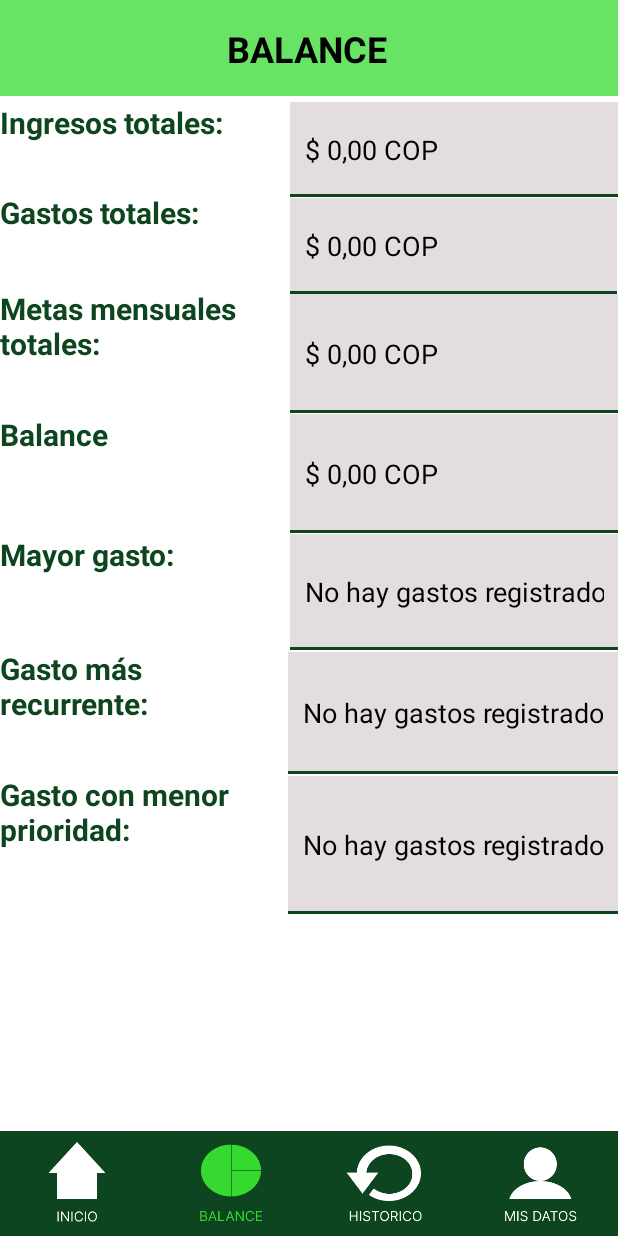
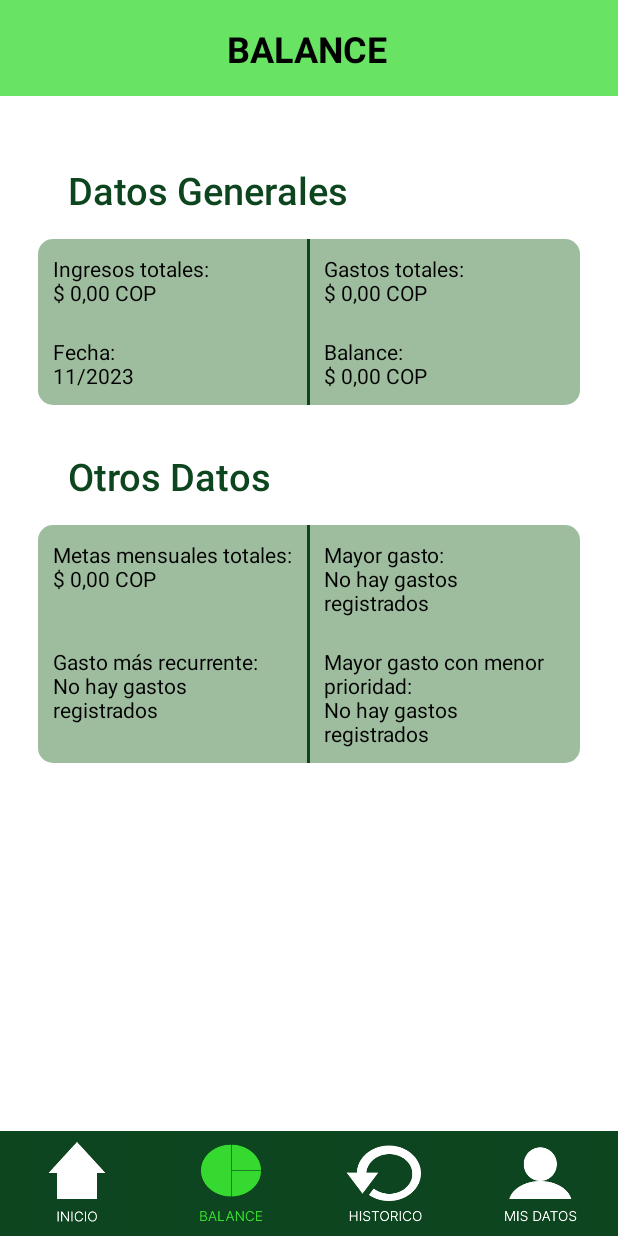
Before and after one commit to cristoferOrdonez/FinancePal, an Android app: the Balance screen opened directly, with no data from a screen before it, on a phone screen of 412 x 824 dp. Run offline under Robolectric (Android 15) with nearby library versions, the phone set to English and light mode, and no system bars; 6 statements that could not run were skipped.

Commit message:
Modifique la parte grafica del balance

```diff
--- a/app/src/main/java/com/example/financepal/Balance.java
+++ b/app/src/main/java/com/example/financepal/Balance.java
@@ -17,15 +17,18 @@ import com.example.financepal.entidades.Usuario;
 import com.example.financepal.entidades.UsuarioGastos;
 
 import java.text.NumberFormat;
+import java.util.Calendar;
+import java.util.GregorianCalendar;
 import java.util.List;
 import java.util.Locale;
+import android.widget.TextView;
 
 public class Balance extends AppCompatActivity {
 
     String correoElectronicoS;
     ImageView botonInicio, botonHistorico, botonMisDatos;
 
-    EditText espacioIngresosTotales, espacioGastoTotales, espacioMetasMensualesTotales, espacioBalance, espacioMayorGasto, espacioGastoMasRecurrente, espacioGastoMenorPrioridad;
+    TextView espacioIngresosTotales, espacioGastoTotales, espacioMetasMensualesTotales, espacioBalance, espacioMayorGasto, espacioGastoMasRecurrente, espacioGastoMenorPrioridad, espacioFecha;
 
     @Override
     protected void onCreate(Bundle savedInstanceState) {
@@ -51,42 +54,38 @@ public class Balance extends AppCompatActivity {
         espacioMayorGasto = findViewById(R.id.espacioMayorGasto); ///
         espacioGastoMasRecurrente = findViewById(R.id.espacioGastoMasRecurrente);
         espacioGastoMenorPrioridad = findViewById(R.id.espacioGastoMenorPrioridad);
+        espacioFecha = findViewById(R.id.textViewFechaBALANCE);
 
-        espacioIngresosTotales.setInputType(InputType.TYPE_NULL);
-        espacioGastoTotales.setInputType(InputType.TYPE_NULL);
-        espacioMetasMensualesTotales.setInputType(InputType.TYPE_NULL);
-        espacioBalance.setInputType(InputType.TYPE_NULL);
-        espacioMayorGasto.setInputType(InputType.TYPE_NULL);
-        espacioGastoMasRecurrente.setInputType(InputType.TYPE_NULL);
-        espacioGastoMenorPrioridad.setInputType(InputType.TYPE_NULL);
+        GregorianCalendar calendario = new GregorianCalendar();
 
+        espacioFecha.setText("Fecha:\n" + (calendario.get(Calendar.MONTH) + 1) + "/" + calendario.get(Calendar.YEAR));
 
         NumberFormat col = NumberFormat.getCurrencyInstance(new Locale("es", "CO"));
 
 
         DbNombreMetas dbNombreMetas = new DbNombreMetas(this);
         Double montomensualmetas = dbNombreMetas.sumarMontosMensuales(correoElectronicoS);
-        espacioMetasMensualesTotales.setText((col.format(montomensualmetas)) + " COP");
+        espacioMetasMensualesTotales.setText("Metas mensuales totales:\n" + (col.format(montomensualmetas)) + " COP");
 
 
         DbIngresos dbIngresos = new DbIngresos(this);
         Long montoMensualIngresos = dbIngresos.obtenerIngresosTotales(correoElectronicoS);
-        espacioIngresosTotales.setText(col.format(montoMensualIngresos) + " COP");
+        espacioIngresosTotales.setText("Ingresos totales:\n" + col.format(montoMensualIngresos) + " COP");
 
         DbGastos dbGastos = new DbGastos(this);
         long totalGastos = dbGastos.mostrarGastosTotales(correoElectronicoS);
-        espacioGastoTotales.setText((col.format(totalGastos)) + " COP");
+        espacioGastoTotales.setText("Gastos totales:\n" + (col.format(totalGastos)) + " COP");
 
-        espacioBalance.setText(col.format(montoMensualIngresos - totalGastos) + " COP");
+        espacioBalance.setText("Balance:\n" + col.format(montoMensualIngresos - totalGastos) + " COP");
 
 
         UsuarioGastos gastoAltoUsuario = (dbGastos.gastoMasAlto(correoElectronicoS));
         if (gastoAltoUsuario != null) {
             String nombreGastoMasAlto = gastoAltoUsuario.getNombregasto();
             int cantGastoMasAlto = gastoAltoUsuario.getMontogasto();
-            espacioMayorGasto.setText(nombreGastoMasAlto + "\n" + (col.format(cantGastoMasAlto) + " COL"));
+            espacioMayorGasto.setText("Mayor gasto:\n" + nombreGastoMasAlto + "\n" + (col.format(cantGastoMasAlto) + " COL"));
         } else {
-            espacioMayorGasto.setText("No hay gastos registrados");
+            espacioMayorGasto.setText("Mayor gasto:\nNo hay gastos registrados");
         }
 
 
@@ -94,9 +93,9 @@ public class Balance extends AppCompatActivity {
         if (gastoRecurrenteUsuario != null) {
             String nombreGastoMasRecurrente = gastoRecurrenteUsuario.getNombregasto();
             int cantGastoMasREcurrente = gastoRecurrenteUsuario.getMontogasto()*gastoRecurrenteUsuario.getRecurrenciagasto();
-            espacioGastoMasRecurrente.setText(nombreGastoMasRecurrente+"\n"+(col.format(cantGastoMasREcurrente) + " COL"));
+            espacioGastoMasRecurrente.setText("Gasto más recurrente:\n" + nombreGastoMasRecurrente+"\n"+(col.format(cantGastoMasREcurrente) + " COL"));
         } else {
-            espacioGastoMasRecurrente.setText("No hay gastos registrados");
+            espacioGastoMasRecurrente.setText("Gasto más recurrente:\nNo hay gastos registrados");
         }
 
 /*
@@ -118,9 +117,9 @@ public class Balance extends AppCompatActivity {
         if (gastoPrioridad != null) {
             String nombreGastoMasPrioridad = gastoPrioridad.getNombregasto();
             int cantGastoMasPrioridad = gastoPrioridad.getMontogasto();
-            espacioGastoMenorPrioridad.setText(nombreGastoMasPrioridad+"\n"+(col.format(cantGastoMasPrioridad) + " COL"));
+            espacioGastoMenorPrioridad.setText("Mayor gasto con menor prioridad:\n" + nombreGastoMasPrioridad+"\n"+(col.format(cantGastoMasPrioridad) + " COL"));
         } else {
-            espacioGastoMenorPrioridad.setText("No hay gastos registrados");
+            espacioGastoMenorPrioridad.setText("Mayor gasto con menor prioridad:\nNo hay gastos registrados");
         }
 
 
--- /dev/null
+++ b/app/src/main/res/drawable/backgraund_botones_izquierdos_superior.xml
@@ -0,0 +1,31 @@
+<?xml version="1.0" encoding="utf-8"?>
+<layer-list xmlns:android="http://schemas.android.com/apk/res/android">
+
+    <item>
+        <shape android:shape="rectangle">
+            <solid android:color="@color/verdeOscuro" />
+            <corners android:topLeftRadius="10dp" />
+        </shape>
+    </item>
+
+    <item
+        android:left="0dp"
+        android:top="0dp"
+        android:right="1dp"
+        android:bottom="0dp"
+        >
+        <shape
+            android:layout_width="wrap_content"
+            android:layout_height="wrap_content"
+            android:shape="rectangle">
+            <padding
+                android:bottom="10dp"
+                android:left="10dp"
+                android:right="10dp"
+                android:top="10dp" />
+            <corners android:topLeftRadius="10dp" />
+            <solid android:color="@color/verdeBotones" />
+        </shape>
+    </item>
+
+</layer-list>
--- /dev/null
+++ b/app/src/main/res/drawable/background_botones_derechos_inferior.xml
@@ -0,0 +1,29 @@
+<?xml version="1.0" encoding="utf-8"?>
+<layer-list xmlns:android="http://schemas.android.com/apk/res/android">
+
+    <item>
+        <shape android:shape="rectangle">
+            <solid android:color="@color/verdeOscuro" />
+            <corners android:bottomRightRadius="10dp" />
+        </shape>
+    </item>
+
+    <item
+        android:left="1dp"
+        android:top="0dp"
+        android:right="0dp"
+        android:bottom="0dp"
+        >
+        <shape android:shape="rectangle">
+            <padding
+                android:bottom="10dp"
+                android:left="10dp"
+                android:right="10dp"
+                android:top="10dp"
+                />
+            <corners android:bottomRightRadius="10dp"/>
+            <solid android:color="@color/verdeBotones" />
+        </shape>
+    </item>
+
+</layer-list>
--- /dev/null
+++ b/app/src/main/res/drawable/background_botones_derechos_superior.xml
@@ -0,0 +1,29 @@
+<?xml version="1.0" encoding="utf-8"?>
+<layer-list xmlns:android="http://schemas.android.com/apk/res/android">
+
+    <item>
+        <shape android:shape="rectangle">
+            <solid android:color="@color/verdeOscuro" />
+            <corners android:topRightRadius="10dp" />
+        </shape>
+    </item>
+
+    <item
+        android:left="1dp"
+        android:top="0dp"
+        android:right="0dp"
+        android:bottom="0dp"
+        >
+        <shape android:shape="rectangle">
+            <padding
+                android:bottom="10dp"
+                android:left="10dp"
+                android:right="10dp"
+                android:top="10dp"
+                />
+            <corners android:topRightRadius="10dp"/>
+            <solid android:color="@color/verdeBotones" />
+        </shape>
+    </item>
+
+</layer-list>
--- /dev/null
+++ b/app/src/main/res/drawable/background_botones_izquierdo_inferior.xml
@@ -0,0 +1,29 @@
+<?xml version="1.0" encoding="utf-8"?>
+<layer-list xmlns:android="http://schemas.android.com/apk/res/android">
+
+    <item>
+        <shape android:shape="rectangle">
+            <solid android:color="@color/verdeOscuro" />
+            <corners android:bottomLeftRadius="10dp" />
+        </shape>
+    </item>
+
+    <item
+        android:left="0dp"
+        android:top="0dp"
+        android:right="1dp"
+        android:bottom="0dp"
+        >
+        <shape android:shape="rectangle">
+            <padding
+                android:bottom="10dp"
+                android:left="10dp"
+                android:right="10dp"
+                android:top="10dp"
+                />
+            <corners android:bottomLeftRadius="10dp"/>
+            <solid android:color="@color/verdeBotones" />
+        </shape>
+    </item>
+
+</layer-list>
--- /dev/null
+++ b/app/src/main/res/drawable/fondo_tablas_balance.xml
@@ -0,0 +1,15 @@
+<?xml version="1.0" encoding="utf-8"?>
+    <layer-list xmlns:android="http://schemas.android.com/apk/res/android">
+        <item>
+            <shape android:shape="rectangle">
+                <solid android:color="@color/verdeBotones"/>
+                <corners android:radius="10dp"/>
+            </shape>
+        </item>
+    <item android:width="2dp"
+        android:gravity="center">
+        <shape android:shape="rectangle">
+            <solid android:color="@color/verdeOscuro"/>
+        </shape>
+    </item>
+    </layer-list>
--- a/app/src/main/res/layout/activity_balance.xml
+++ b/app/src/main/res/layout/activity_balance.xml
@@ -7,108 +7,154 @@
     android:background="@color/white"
     tools:context=".Balance">
 
-    <TextView
-        android:id="@+id/textMayorGasto"
-        android:layout_width="188dp"
-        android:layout_height="74dp"
-        android:layout_marginTop="292dp"
-        android:text="Mayor gasto:"
-        android:textAlignment="viewStart"
-        android:textColor="@color/verdeOscuro"
-        android:textSize="20sp"
-        android:textStyle="bold"
+    <ScrollView
+        android:layout_width="match_parent"
+        android:layout_height="wrap_content"
+        app:layout_constraintEnd_toEndOf="parent"
         app:layout_constraintStart_toStartOf="parent"
-        app:layout_constraintTop_toBottomOf="@+id/recuadroSuperiorBalance" />
+        app:layout_constraintTop_toBottomOf="@+id/recuadroSuperiorBalance">
+
+        <LinearLayout
+            android:layout_width="match_parent"
+            android:layout_height="wrap_content"
+            android:orientation="vertical"
+            android:padding="25dp"
+            app:layout_constraintEnd_toEndOf="parent"
+            app:layout_constraintStart_toStartOf="parent"
+            app:layout_constraintTop_toBottomOf="@+id/recuadroSuperiorBalance">
 
             <TextView
-        android:id="@+id/texgasto"
-        android:layout_width="189dp"
-        android:layout_height="63dp"
-        android:layout_marginTop="64dp"
-        android:text="Gastos totales:"
-        android:textAlignment="viewStart"
+                android:id="@+id/textView4"
+                android:layout_width="wrap_content"
+                android:layout_height="wrap_content"
+                android:paddingLeft="20dp"
+                android:paddingTop="20dp"
+                android:paddingBottom="15dp"
+                android:text="Datos Generales"
+                android:textAppearance="@style/TextAppearance.AppCompat.Body2"
                 android:textColor="@color/verdeOscuro"
-        android:textSize="20sp"
-        android:textStyle="bold"
-        app:layout_constraintStart_toStartOf="parent"
-        app:layout_constraintTop_toBottomOf="@+id/recuadroSuperiorBalance" />
+                android:textSize="25sp" />
+
+            <TableLayout
+                android:layout_width="match_parent"
+                android:layout_height="wrap_content"
+                android:background="@drawable/fondo_tablas_balance">
+
+                <TableRow
+                    android:layout_width="match_parent"
+                    android:layout_height="match_parent">
 
                     <TextView
-        android:id="@+id/textmetasmen"
-        android:layout_width="189dp"
-        android:layout_height="84dp"
-        android:layout_marginTop="128dp"
-        android:text="Metas mensuales totales:"
-        android:textAlignment="viewStart"
-        android:textColor="@color/verdeOscuro"
-        android:textSize="20sp"
-        android:textStyle="bold"
-        app:layout_constraintStart_toStartOf="parent"
-        app:layout_constraintTop_toBottomOf="@+id/recuadroSuperiorBalance" />
+                        android:id="@+id/espacioIngresosTotales"
+                        android:layout_width="0dp"
+                        android:layout_height="wrap_content"
+                        android:layout_weight="1"
+                        android:padding="10dp"
+                        android:text="TextView"
+                        android:textColor="@color/black" />
 
                     <TextView
-        android:id="@+id/textbalan"
-        android:layout_width="188dp"
-        android:layout_height="81dp"
-        android:layout_marginTop="212dp"
-        android:text="Balance"
-        android:textAlignment="viewStart"
-        android:textColor="@color/verdeOscuro"
-        android:textSize="20sp"
-        android:textStyle="bold"
-        app:layout_constraintStart_toStartOf="parent"
-        app:layout_constraintTop_toBottomOf="@+id/recuadroSuperiorBalance" />
+                        android:id="@+id/espacioGastosTotales"
+                        android:layout_width="0dp"
+                        android:layout_height="wrap_content"
+                        android:layout_weight="1"
+                        android:padding="10dp"
+                        android:text="TextView"
+                        android:textColor="@color/black" />
+
+                </TableRow>
+
+                <TableRow
+                    android:layout_width="match_parent"
+                    android:layout_height="match_parent">
 
                     <TextView
-        android:id="@+id/txtGastoMasRecu"
-        android:layout_width="188dp"
-        android:layout_height="82dp"
-        android:layout_marginTop="368dp"
-        android:text="Gasto más recurrente:"
-        android:textAlignment="viewStart"
-        android:textColor="@color/verdeOscuro"
-        android:textSize="20sp"
-        android:textStyle="bold"
-        app:layout_constraintStart_toStartOf="parent"
-        app:layout_constraintTop_toBottomOf="@+id/recuadroSuperiorBalance" />
+                        android:id="@+id/textViewFechaBALANCE"
+                        android:layout_width="0dp"
+                        android:layout_height="wrap_content"
+                        android:layout_weight="1"
+                        android:padding="10dp"
+                        android:text="TextView"
+                        android:textColor="@color/black" />
 
                     <TextView
-        android:id="@+id/textGastoMenorPrior"
-        android:layout_width="188dp"
-        android:layout_height="92dp"
-        android:layout_marginTop="452dp"
-        android:text="Gasto con menor prioridad:"
-        android:textAlignment="viewStart"
-        android:textColor="@color/verdeOscuro"
-        android:textSize="20sp"
-        android:textStyle="bold"
-        app:layout_constraintStart_toStartOf="parent"
-        app:layout_constraintTop_toBottomOf="@+id/recuadroSuperiorBalance" />
+                        android:id="@+id/espacioBalance"
+                        android:layout_width="0dp"
+                        android:layout_height="wrap_content"
+                        android:layout_weight="1"
+                        android:padding="10dp"
+                        android:text="TextView"
+                        android:textColor="@color/black" />
+                </TableRow>
+
+            </TableLayout>
 
             <TextView
-        android:id="@+id/TextIngTot"
-        android:layout_width="189dp"
-        android:layout_height="59dp"
-        android:layout_marginTop="4dp"
-        android:text="Ingresos totales:"
-        android:textAlignment="viewStart"
+                android:id="@+id/textView6"
+                android:layout_width="wrap_content"
+                android:layout_height="wrap_content"
+                android:paddingLeft="20dp"
+                android:paddingTop="30dp"
+                android:paddingBottom="15dp"
+                android:text="Otros Datos"
+                android:textAppearance="@style/TextAppearance.AppCompat.Body2"
                 android:textColor="@color/verdeOscuro"
-        android:textSize="20sp"
-        android:textStyle="bold"
-        app:layout_constraintStart_toStartOf="parent"
-        app:layout_constraintTop_toBottomOf="@+id/recuadroSuperiorBalance" />
+                android:textSize="25sp" />
 
-    <androidx.appcompat.widget.Toolbar
-        android:id="@+id/recuadroInferiorInicio5"
+            <TableLayout
                 android:layout_width="match_parent"
-        android:layout_height="70dp"
-        android:background="@color/verdeOscuro"
-        android:minHeight="?attr/actionBarSize"
-        android:theme="?attr/actionBarTheme"
-        app:layout_constraintBottom_toBottomOf="parent"
-        app:layout_constraintEnd_toEndOf="parent"
-        app:layout_constraintHorizontal_bias="0.0"
-        app:layout_constraintStart_toStartOf="parent" />
+                android:layout_height="match_parent"
+                android:background="@drawable/fondo_tablas_balance">
+
+                <TableRow
+                    android:layout_width="match_parent"
+                    android:layout_height="match_parent">
+
+                    <TextView
+                        android:id="@+id/espacioMetasMensualesTotales"
+                        android:layout_width="0dp"
+                        android:layout_height="wrap_content"
+                        android:layout_weight="1"
+                        android:padding="10dp"
+                        android:text="TextView"
+                        android:textColor="@color/black" />
+
+                    <TextView
+                        android:id="@+id/espacioMayorGasto"
+                        android:layout_width="0dp"
+                        android:layout_height="wrap_content"
+                        android:layout_weight="1"
+                        android:padding="10dp"
+                        android:text="TextView"
+                        android:textColor="@color/black" />
+                </TableRow>
+
+                <TableRow
+                    android:layout_width="match_parent"
+                    android:layout_height="match_parent">
+
+                    <TextView
+                        android:id="@+id/espacioGastoMasRecurrente"
+                        android:layout_width="0dp"
+                        android:layout_height="wrap_content"
+                        android:layout_weight="1"
+                        android:padding="10dp"
+                        android:text="TextView"
+                        android:textColor="@color/black" />
+
+                    <TextView
+                        android:id="@+id/espacioGastoMenorPrioridad"
+                        android:layout_width="0dp"
+                        android:layout_height="wrap_content"
+                        android:layout_weight="1"
+                        android:padding="10dp"
+                        android:text="TextView"
+                        android:textColor="@color/black" />
+                </TableRow>
+            </TableLayout>
+
+        </LinearLayout>
+    </ScrollView>
 
     <androidx.appcompat.widget.Toolbar
         android:id="@+id/recuadroSuperiorBalance"
@@ -135,129 +181,11 @@
         app:layout_constraintStart_toStartOf="@+id/recuadroSuperiorBalance"
         app:layout_constraintTop_toTopOf="@+id/recuadroSuperiorBalance" />
 
-    <EditText
-        android:id="@+id/espacioIngresosTotales"
-        android:layout_width="219dp"
-        android:layout_height="63dp"
-        android:layout_marginStart="4dp"
-        android:layout_marginTop="4dp"
-        android:background="@drawable/background_buttons"
-        android:clickable="false"
-        android:ems="10"
-        android:hint=" "
-        android:inputType="text"
-        android:labelFor="@+id/viewNombreMetaEditar"
-        android:textColor="@color/black"
-        app:layout_constraintStart_toEndOf="@+id/TextIngTot"
-        app:layout_constraintTop_toBottomOf="@+id/recuadroSuperiorBalance"
-        tools:ignore="SpeakableTextPresentCheck" />
-
-    <EditText
-        android:id="@+id/espacioGastosTotales"
-        android:layout_width="218dp"
-        android:layout_height="64dp"
-        android:layout_marginStart="4dp"
-        android:layout_marginTop="68dp"
-        android:background="@drawable/background_buttons"
-        android:clickable="false"
-        android:ems="10"
-        android:hint=" "
-        android:inputType="text"
-        android:labelFor="@+id/viewNombreMetaEditar"
-        android:textColor="@color/black"
-        app:layout_constraintStart_toEndOf="@+id/texgasto"
-        app:layout_constraintTop_toBottomOf="@+id/recuadroSuperiorBalance"
-        tools:ignore="SpeakableTextPresentCheck" />
-
-    <EditText
-        android:id="@+id/espacioMetasMensualesTotales"
-        android:layout_width="224dp"
-        android:layout_height="79dp"
-        android:layout_marginStart="4dp"
-        android:layout_marginTop="132dp"
-        android:background="@drawable/background_buttons"
-        android:clickable="false"
-        android:ems="10"
-        android:hint=" "
-        android:inputType="text"
-        android:labelFor="@+id/viewNombreMetaEditar"
-        android:textColor="@color/black"
-        app:layout_constraintStart_toEndOf="@+id/textmetasmen"
-        app:layout_constraintTop_toBottomOf="@+id/recuadroSuperiorBalance"
-        tools:ignore="SpeakableTextPresentCheck" />
-
-    <EditText
-        android:id="@+id/espacioBalance"
-        android:layout_width="219dp"
-        android:layout_height="79dp"
-        android:layout_marginStart="4dp"
-        android:layout_marginTop="212dp"
-        android:background="@drawable/background_buttons"
-        android:clickable="false"
-        android:ems="10"
-        android:hint=" "
-        android:inputType="text"
-        android:labelFor="@+id/viewNombreMetaEditar"
-        android:textColor="@color/black"
-        app:layout_constraintStart_toEndOf="@+id/texgasto"
-        app:layout_constraintTop_toBottomOf="@+id/recuadroSuperiorBalance"
-        tools:ignore="SpeakableTextPresentCheck" />
-
-    <EditText
-        android:id="@+id/espacioMayorGasto"
-        android:layout_width="219dp"
-        android:layout_height="77dp"
-        android:layout_marginStart="4dp"
-        android:layout_marginTop="292dp"
-        android:background="@drawable/background_buttons"
-        android:clickable="false"
-        android:ems="10"
-        android:hint=" "
-        android:inputType="text"
-        android:labelFor="@+id/viewNombreMetaEditar"
-        android:textColor="@color/black"
-        app:layout_constraintStart_toEndOf="@+id/texgasto"
-        app:layout_constraintTop_toBottomOf="@+id/recuadroSuperiorBalance"
-        tools:ignore="SpeakableTextPresentCheck" />
-
-    <EditText
-        android:id="@+id/espacioGastoMasRecurrente"
-        android:layout_width="220dp"
-        android:layout_height="81dp"
-        android:layout_marginStart="4dp"
-        android:layout_marginTop="1dp"
-        android:background="@drawable/background_buttons"
-        android:clickable="false"
-        android:ems="10"
-        android:hint=" "
-        android:inputType="text"
-        android:labelFor="@+id/viewNombreMetaEditar"
-        android:textColor="@color/black"
-        app:layout_constraintStart_toEndOf="@+id/txtGastoMasRecu"
-        app:layout_constraintTop_toBottomOf="@+id/espacioMayorGasto"
-        tools:ignore="SpeakableTextPresentCheck" />
-
-    <EditText
-        android:id="@+id/espacioGastoMenorPrioridad"
-        android:layout_width="221dp"
-        android:layout_height="92dp"
-        android:layout_marginStart="4dp"
-        android:layout_marginTop="1dp"
-        android:background="@drawable/background_buttons"
-        android:clickable="false"
-        android:ems="10"
-        android:hint=" "
-        android:inputType="text"
-        android:labelFor="@+id/viewNombreMetaEditar"
-        android:textColor="@color/black"
-        app:layout_constraintStart_toEndOf="@+id/textGastoMenorPrior"
-        app:layout_constraintTop_toBottomOf="@+id/espacioGastoMasRecurrente"
-        tools:ignore="SpeakableTextPresentCheck" />
-
     <TableLayout
         android:layout_width="match_parent"
         android:layout_height="wrap_content"
-        app:layout_constraintBottom_toBottomOf="@+id/recuadroInferiorInicio5"
+        android:background="@color/verdeOscuro"
+        app:layout_constraintBottom_toBottomOf="parent"
         app:layout_constraintStart_toStartOf="parent">
 
         <TableRow
@@ -295,4 +223,5 @@
         </TableRow>
     </TableLayout>
 
+
 </androidx.constraintlayout.widget.ConstraintLayout>
```
Lines whose indentation alone changed are shown as unchanged.
